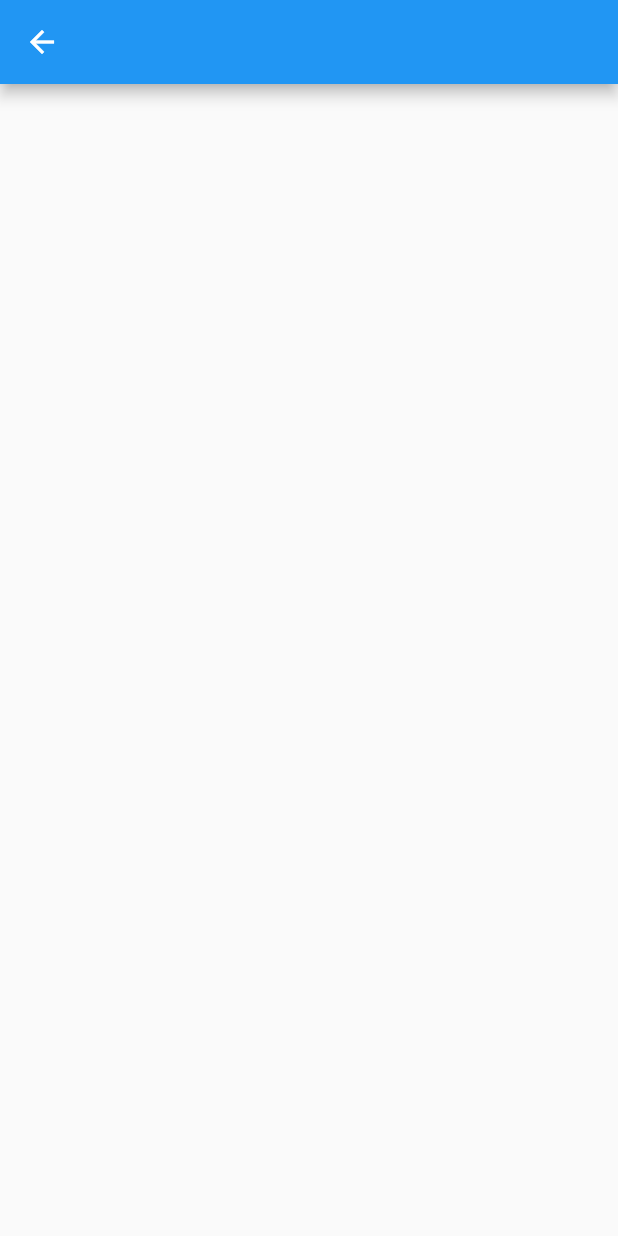
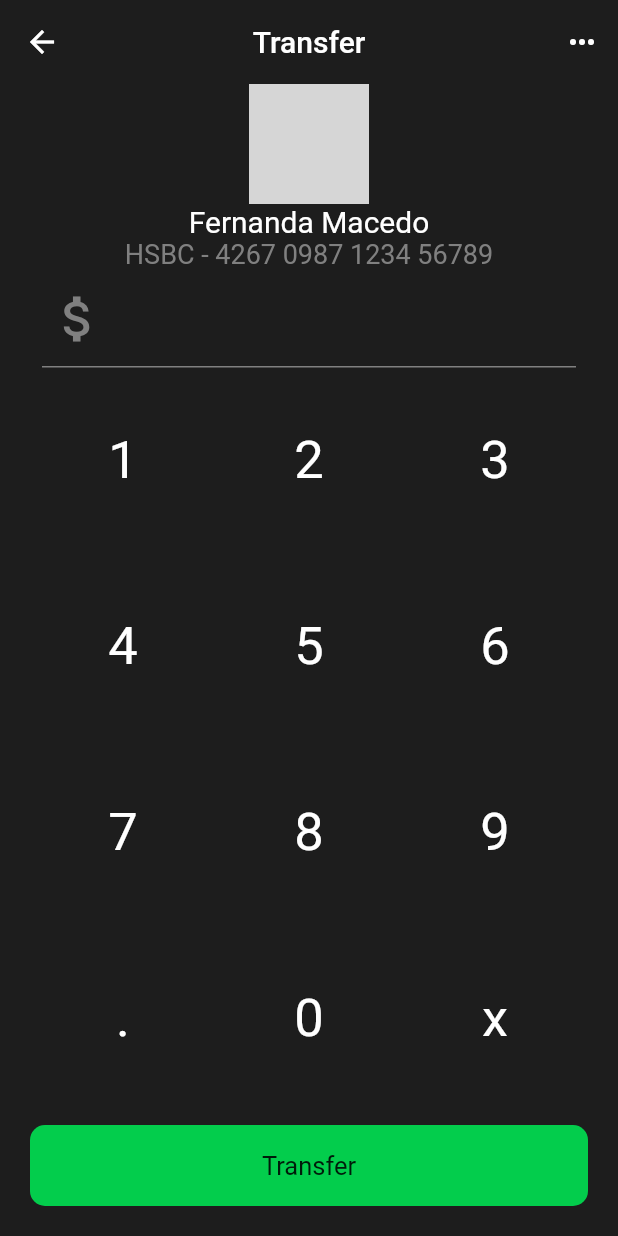
Before and after one commit to raangelbeatriz/bank_app_ui, a Flutter app: the TransferPage screen opened by its route, on a phone screen of 412 x 824 dp. Run offline on Flutter 3.47's test engine with Material 2 defaults, Android fonts, the phone set to English and light mode, and no system bars; network calls fail; grey boxes are pictures that could not be loaded.

Commit message:
add base transfer page

```diff
--- a/lib/app/pages/transfer_page/transfer_page.dart
+++ b/lib/app/pages/transfer_page/transfer_page.dart
@@ -1,3 +1,5 @@
+import 'package:bank_app_ui/app/core/utils/colors.dart';
+import 'package:bank_app_ui/app/core/utils/size_extension.dart';
 import 'package:flutter/material.dart';
 
 class TransferPage extends StatelessWidget {
@@ -5,11 +7,143 @@ class TransferPage extends StatelessWidget {
 
   @override
   Widget build(BuildContext context) {
+    final _calculatorItems = [
+      '1',
+      '2',
+      '3',
+      '4',
+      '5',
+      '6',
+      '7',
+      '8',
+      '9',
+      '.',
+      '0',
+      'x',
+    ];
+
+    final textController = TextEditingController();
     return Scaffold(
+      backgroundColor: primary,
       appBar: AppBar(
-        title: const Text(''),
+        backgroundColor: Colors.transparent,
+        elevation: 0,
+        title: const Text('Transfer'),
+        centerTitle: true,
+        actions: [
+          IconButton(
+            onPressed: () {},
+            icon: const Icon(
+              Icons.more_horiz,
+              color: Colors.white,
+            ),
+          ),
+        ],
       ),
-      body: Container(),
+      body: Padding(
+        padding: const EdgeInsets.only(right: 20.0, left: 20.0, bottom: 20),
+        child: Column(
+          mainAxisAlignment: MainAxisAlignment.spaceAround,
+          crossAxisAlignment: CrossAxisAlignment.center,
+          children: [
+            const CircleAvatar(
+              radius: 40,
+              backgroundImage: NetworkImage(
+                'https://img.freepik.com/free-photo/young-beautiful-woman-pink-warm-sweater-natural-look-smiling-portrait-isolated-long-hair_285396-896.jpg?w=2000',
+              ),
+            ),
+            const Text(
+              'Fernanda Macedo',
+              style: TextStyle(color: Colors.white, fontSize: 20),
+            ),
+            Text(
+              'HSBC - 4267 0987 1234 56789',
+              style: TextStyle(color: ligthGrey, fontSize: 18),
+            ),
+            Padding(
+              padding: const EdgeInsets.only(left: 8.0, right: 8.0),
+              child: TextField(
+                controller: textController,
+                //readOnly: true,
+                style: const TextStyle(color: Colors.white, fontSize: 35),
+                decoration: InputDecoration(
+                  fillColor: ligthGrey,
+                  enabledBorder: UnderlineInputBorder(
+                    borderSide: BorderSide(color: ligthGrey),
+                  ),
+                  focusedBorder: UnderlineInputBorder(
+                    borderSide: BorderSide(color: ligthGrey),
+                  ),
+                  prefixIcon: Icon(
+                    Icons.attach_money,
+                    color: ligthGrey,
+                    size: 40,
+                  ),
+                ),
+              ),
+            ),
+            Expanded(
+              // height: context.heigth * 0.55,
+              child: GridView.builder(
+                gridDelegate: const SliverGridDelegateWithFixedCrossAxisCount(
+                    crossAxisCount: 3, childAspectRatio: 1),
+                itemCount: _calculatorItems.length,
+                itemBuilder: ((context, index) {
+                  return CalculatorButton(
+                    item: _calculatorItems[index],
+                    controller: textController,
+                  );
+                }),
+              ),
+            ),
+            Container(
+              width: context.width,
+              decoration: BoxDecoration(
+                  color: green, borderRadius: BorderRadius.circular(10)),
+              child: const Center(
+                child: Padding(
+                  padding: EdgeInsets.only(bottom: 17, top: 17),
+                  child: Text(
+                    'Transfer',
+                    style: TextStyle(fontSize: 17),
+                  ),
+                ),
+              ),
+            )
+          ],
+        ),
+      ),
     );
   }
 }
+
+class CalculatorButton extends StatelessWidget {
+  const CalculatorButton({
+    Key? key,
+    required this.item,
+    required this.controller,
+  }) : super(key: key);
+  final String item;
+  final TextEditingController controller;
+  @override
+  Widget build(BuildContext context) {
+    return InkWell(
+      onTap: () {
+        if (item == 'x') {
+          controller.text = '';
+        } else {
+          controller.text += item;
+          print(controller.text);
+        }
+      },
+      child: SizedBox(
+        child: Center(
+          child: Text(
+            item,
+            style: const TextStyle(color: Colors.white, fontSize: 35),
+          ),
+        ),
+      ),
+    );
+  }
+}
```
